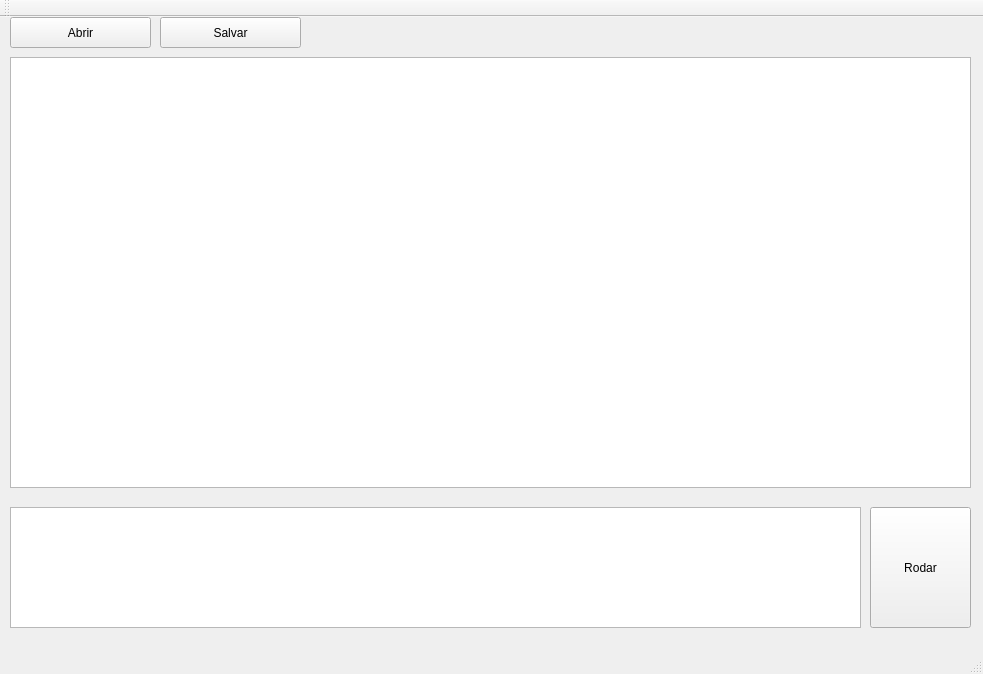
Above: mainwindow.ui from RestartButton/-.- before the change. Below: the same form after it.
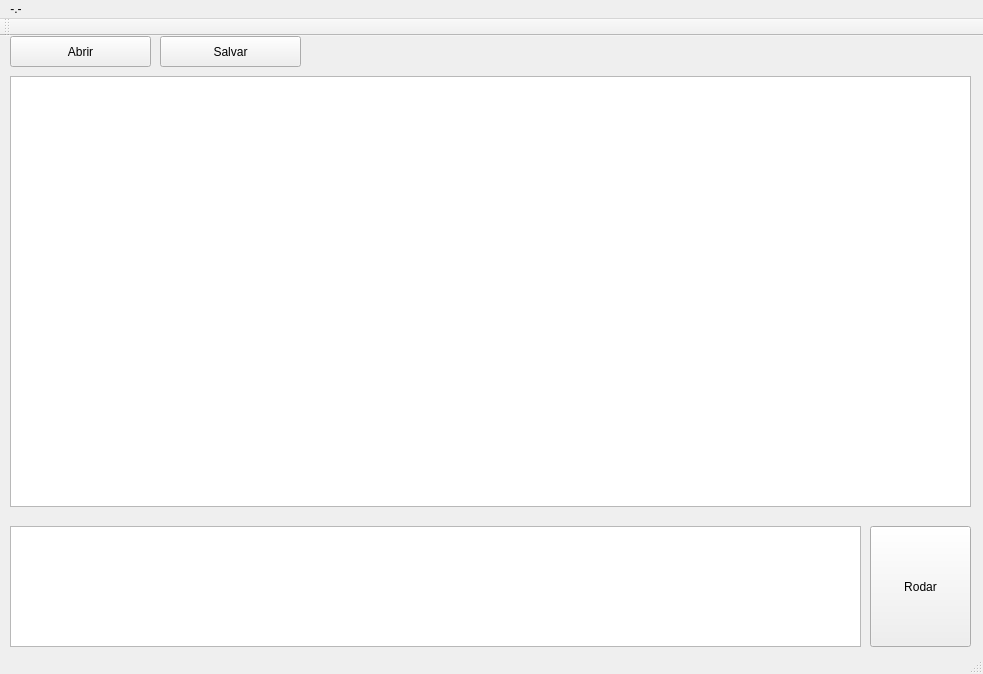
That is the form after the change.

```diff
--- a/mainwindow.ui
+++ b/mainwindow.ui
@@ -92,9 +92,15 @@
      <x>0</x>
      <y>0</y>
      <width>983</width>
-     <height>21</height>
+     <height>22</height>
     </rect>
    </property>
+   <widget class="QMenu" name="menu">
+    <property name="title">
+     <string>-.-</string>
+    </property>
+   </widget>
+   <addaction name="menu"/>
   </widget>
   <widget class="QToolBar" name="mainToolBar">
    <attribute name="toolBarArea">
```
